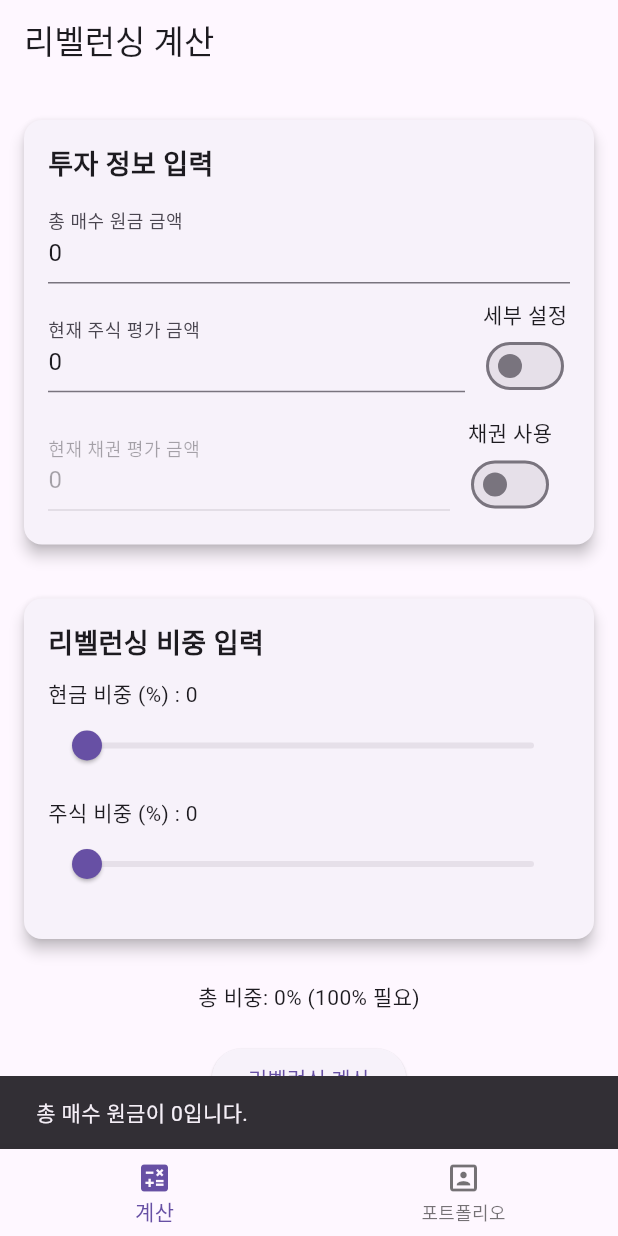
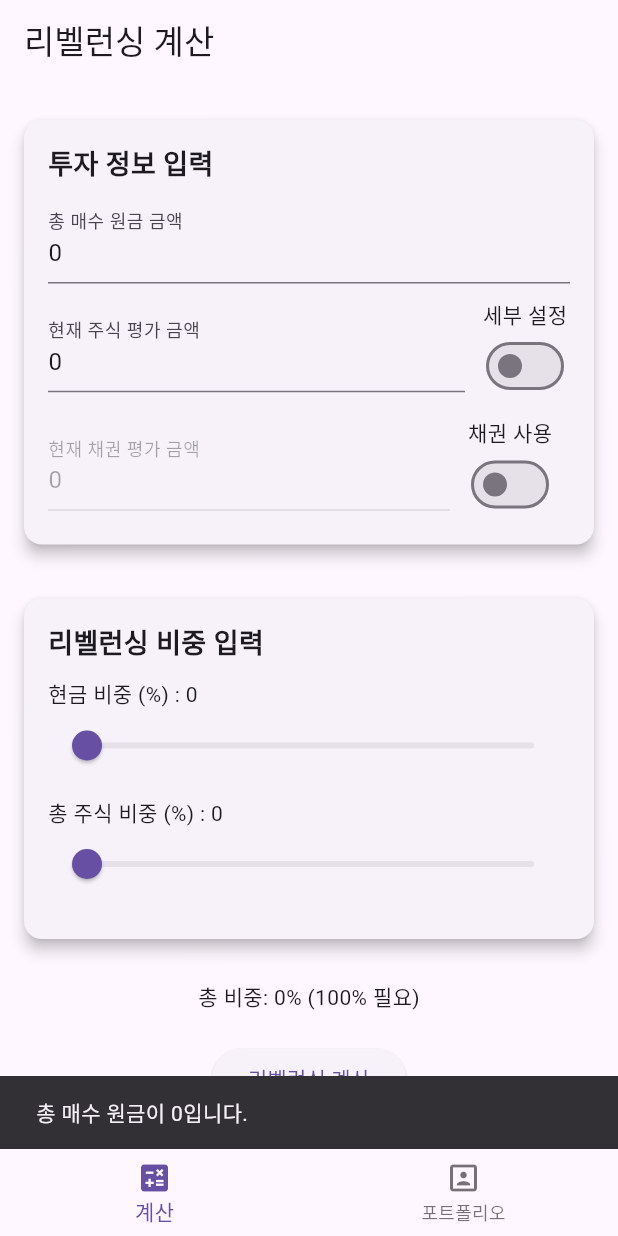
Before and after one commit to akra-devs/stock-balancer-flutter, a Flutter app: the screen it shows after launch, after a tap on "리벨런싱 계산", on a phone screen of 412 x 824 dp. Run offline on Flutter 3.47's test engine with Material 3 defaults, Android fonts, the phone set to English and light mode, and no system bars; our stand-ins replace flutter_bloc, flutter_masked_text2, freezed_annotation, sqflite; accounts and stored records are empty.

Commit message:
fix: 채권 사용 스위치 시 버그 수정

```diff
--- a/lib/rebalancing_tab.dart
+++ b/lib/rebalancing_tab.dart
@@ -234,8 +234,11 @@ class RebalancingBloc extends Bloc<RebalancingEvent, RebalancingState> {
       emit(state.copyWith(isStockDetailOn: !state.isStockDetailOn));
     });
     on<ToggleBondEvaluation>((event, emit) {
+      int bondRatio = state.isBondEvaluationEnabled ? 0 : state.bondRatio;
       emit(state.copyWith(
-          isBondEvaluationEnabled: !state.isBondEvaluationEnabled));
+        isBondEvaluationEnabled: !state.isBondEvaluationEnabled,
+        bondRatio: bondRatio,
+      ));
     });
     on<TotalIndexPurchaseChanged>((event, emit) {
       emit(state.copyWith(totalIndexPurchase: event.totalIndexPurchase));
@@ -285,6 +288,13 @@ class RebalancingHomePage extends StatelessWidget {
                 if (state.cashRatio >= 100) {
                   ScaffoldMessenger.of(context).showSnackBar(
                       SnackBar(content: Text('현금비중이 100% 이상일 수 없습니다.')));
+                  return;
+                }
+                var totalRatio =
+                    state.stockRatio + state.cashRatio + state.bondRatio;
+                if (totalRatio != 100) {
+                  ScaffoldMessenger.of(context).showSnackBar(
+                      SnackBar(content: Text('총 비중이 100% 이어야 합니다.')));
                   return;
                 }
                 RebalanceResult result = calculateRebalance(state);
@@ -571,7 +581,7 @@ class RebalancingRatioCard extends StatelessWidget {
                   },
                 ),
                 const SizedBox(height: 10),
-                Text('주식 비중 (%) : ${state.stockRatio.toString()}'),
+                Text('총 주식 비중 (%) : ${state.stockRatio.toString()}'),
                 Slider(
                   value: state.stockRatio.toDouble(),
                   min: 0,
```
